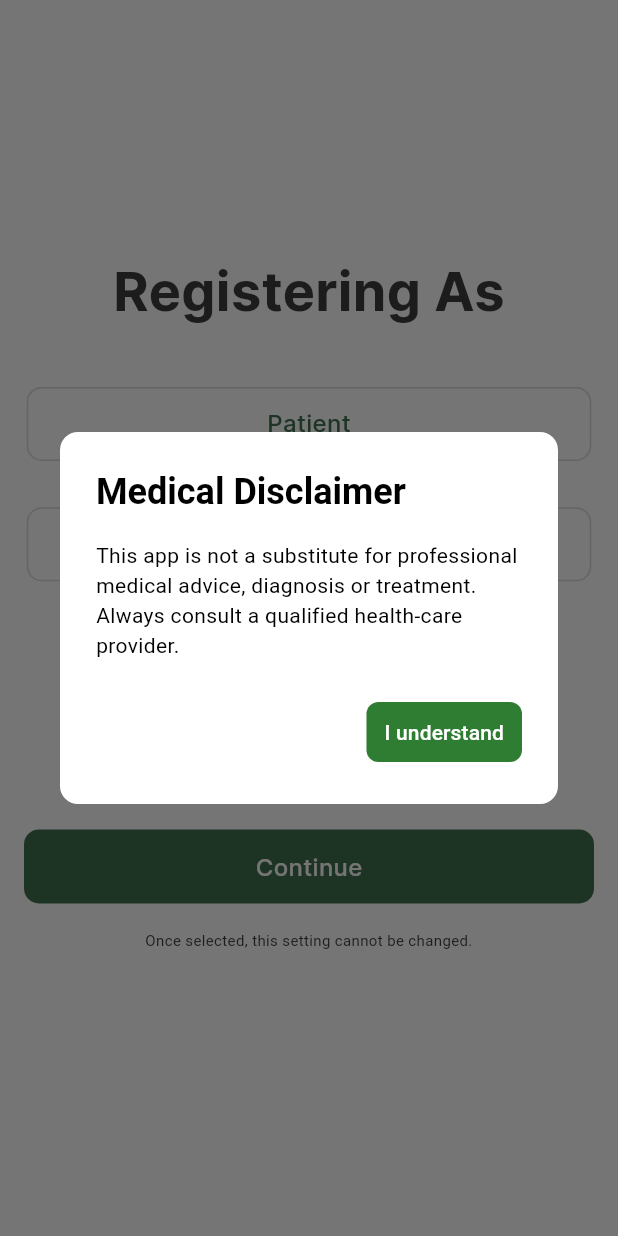
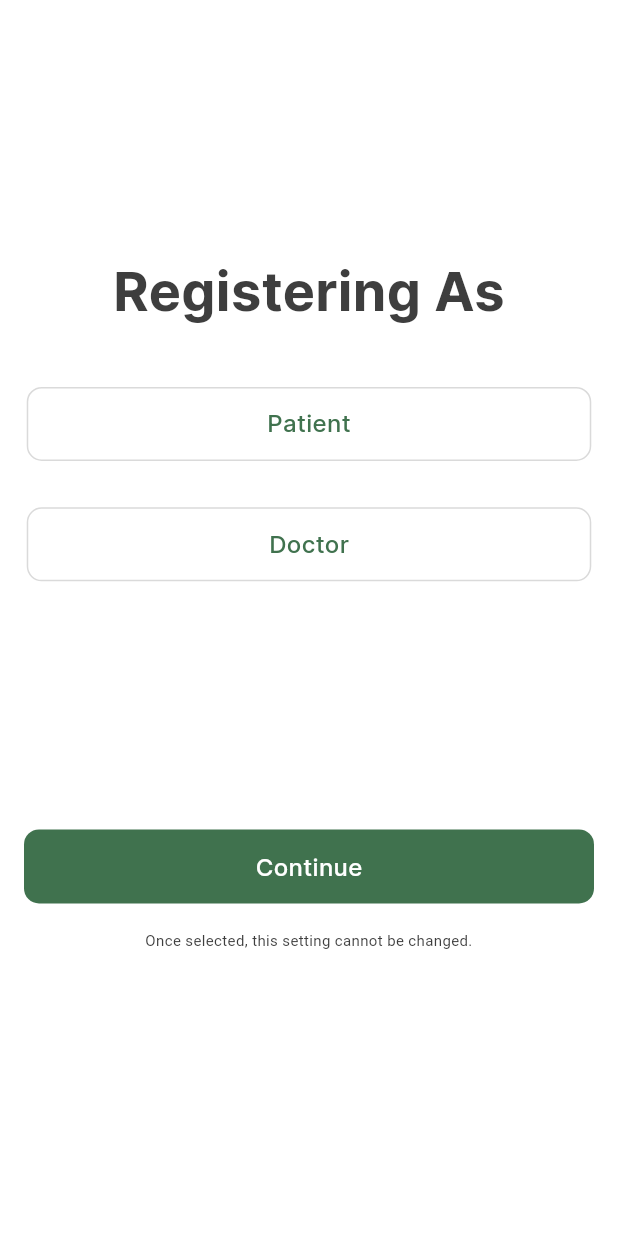
Before and after one commit to Ahmodiyy/medifirst, a Flutter app: the SelectCategoryScreen screen opened directly, after a tap on "Continue", on a phone screen of 412 x 824 dp. Run offline on Flutter 3.47's test engine with Material 3 defaults, Android fonts, the phone set to English and light mode, and no system bars; our stand-ins replace audioplayers, cloud_firestore, cloud_functions, country_code_picker, file_picker, firebase_auth and 18 more; missing offline and left inert: app_settings, nigerian_states_and_lga, paystack_for_flutter, zego_uikit_prebuilt_call, zego_uikit_signaling_plugin; accounts and stored records are empty; generated files the repository leaves out were written again.

Commit message:
move disclaimer ui

```diff
--- a/lib/features/auth/presentation/screens/select_category_screen.dart
+++ b/lib/features/auth/presentation/screens/select_category_screen.dart
@@ -30,6 +30,7 @@ class _SelectCategoryScreenState extends ConsumerState<SelectCategoryScreen> {
   Future<void> _showDisclaimerDialog(
       BuildContext context, WidgetRef ref) async {
     final prefs = await SharedPreferences.getInstance();
+    if (prefs.getBool('disclaimerSeen') == true) return;
     if (!context.mounted) return;
     await showDialog<void>(
         context: context,
@@ -89,21 +90,6 @@ class _SelectCategoryScreenState extends ConsumerState<SelectCategoryScreen> {
 
   @override
   Widget build(BuildContext context) {
-    final disclaimerAsync = ref.watch(disclaimerSeenProvider);
-
-    return disclaimerAsync.when(
-      loading: () => const Scaffold(
-        body: Center(child: CircularProgressIndicator()),
-      ),
-      error: (_, __) => const Scaffold(
-        body: Center(child: Text('Error loading disclaimer')),
-      ),
-      data: (seen) {
-        if (!seen) {
-          WidgetsBinding.instance.addPostFrameCallback((_) {
-            _showDisclaimerDialog(context, ref);
-          });
-        }
     final Size size = MediaQuery.sizeOf(context);
     return Scaffold(
       backgroundColor: Palette.whiteColor,
@@ -115,8 +101,8 @@ class _SelectCategoryScreenState extends ConsumerState<SelectCategoryScreen> {
               (size.height * 174 / 852).pv,
               Text(
                 (widget.isNewUser) ? 'Registering As' : 'Select Category',
-                    style: Palette.lightModeAppTheme.textTheme.titleMedium
-                        ?.copyWith(
+                style:
+                    Palette.lightModeAppTheme.textTheme.titleMedium?.copyWith(
                   fontSize: 36,
                 ),
               ),
@@ -145,6 +131,7 @@ class _SelectCategoryScreenState extends ConsumerState<SelectCategoryScreen> {
               InkWell(
                 onTap: () {
                   if (hasSelected) {
+                    if (widget.isNewUser) _showDisclaimerDialog(context, ref);
                     navigateToSignUpPage(context, widget.isNewUser);
                   }
                 },
@@ -154,8 +141,7 @@ class _SelectCategoryScreenState extends ConsumerState<SelectCategoryScreen> {
               Text(
                 'Once selected, this setting cannot be changed.',
                 textAlign: TextAlign.center,
-                    style:
-                        Palette.lightModeAppTheme.textTheme.bodySmall?.copyWith(
+                style: Palette.lightModeAppTheme.textTheme.bodySmall?.copyWith(
                   height: 0.2,
                   fontFamily: 'Roboto',
                 ),
@@ -166,7 +152,5 @@ class _SelectCategoryScreenState extends ConsumerState<SelectCategoryScreen> {
         ),
       ),
     );
-      },
-    );
   }
 }
--- a/pubspec.yaml
+++ b/pubspec.yaml
@@ -4,7 +4,7 @@ description: A new Flutter project.
 # pub.dev using `flutter pub publish`. This is preferred for private packages.
 publish_to: 'none' # Remove this line if you wish to publish to pub.dev
 
-version: 1.0.0+5
+version: 1.0.0+6
 
 environment:
   sdk: '>=3.0.2 <4.0.0'
```
Lines whose indentation alone changed are shown as unchanged.
